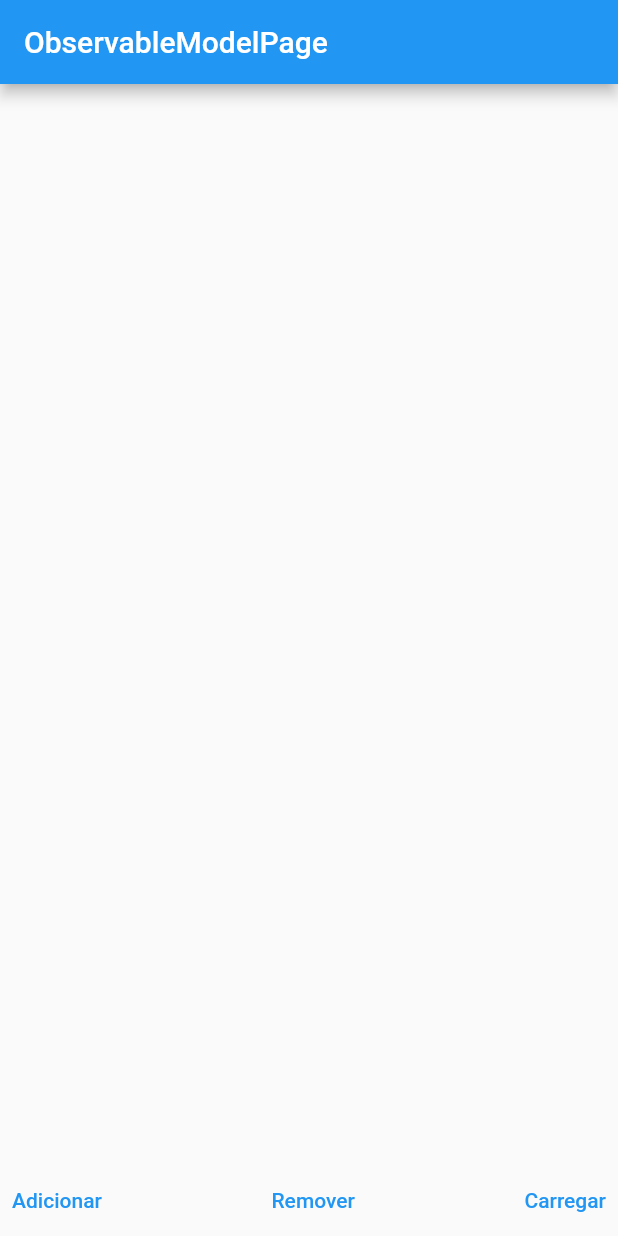
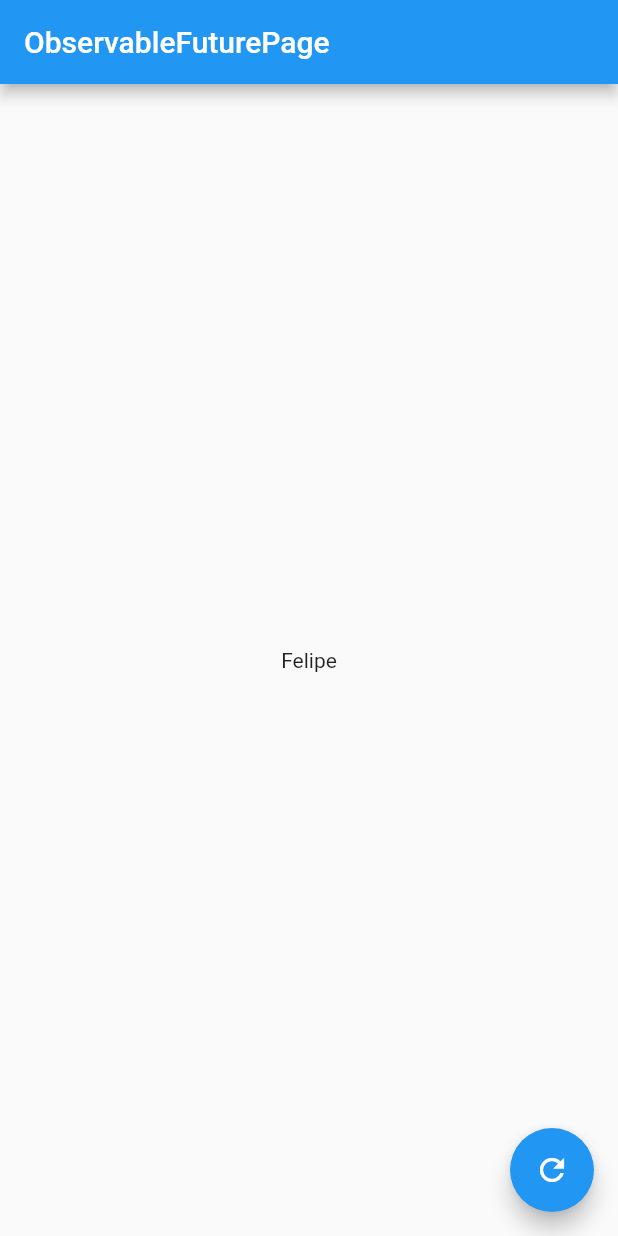
Before and after one commit to felipecastrosales/flutter_mobx_examples, a Flutter app: the screen it shows after launch, on a phone screen of 412 x 824 dp. Run offline on Flutter 3.47's test engine with Material 2 defaults, Android fonts, the phone set to English and light mode, and no system bars; our stand-ins replace currency_text_input_formatter, flutter_mobx, mobx, syncfusion_flutter_gauges; generated files the repository leaves out were written again.

Commit message:
ObservableFuture | Part 01

```diff
--- a/lib/main.dart
+++ b/lib/main.dart
@@ -4,7 +4,8 @@ import 'package:flutter/material.dart';
 // import 'counter_codegen/counter_codegen_page.dart';
 // import 'bmi/bmi_page.dart';
 // import 'observables/list/observable_list_page.dart';
-import 'observables_model/observable_model_page.dart';
+// import 'observables_model/observable_model_page.dart';
+import 'observable_future/future/observable_future_page.dart';
 
 void main() {
   runApp(const MyApp());
@@ -20,7 +21,7 @@ class MyApp extends StatelessWidget {
       theme: ThemeData(
         primarySwatch: Colors.blue,
       ),
-      home: const ObservableModelPage(),
+      home: const ObservableFuturePage(),
     );
   }
 }
--- /dev/null
+++ b/lib/observable_future/future/observable_future_controller.dart
@@ -0,0 +1,18 @@
+import 'package:mobx/mobx.dart';
+
+part 'observable_future_controller.g.dart';
+
+class ObservableFutureController = _ObservableFutureControllerBase
+    with _$ObservableFutureController;
+
+abstract class _ObservableFutureControllerBase with Store {
+  @observable
+  var nameFuture = Future.value('').asObservable();
+
+  Future<void> searchName() async {
+    nameFuture = Future.delayed(
+      const Duration(seconds: 3),
+      () => 'Felipe',
+    ).asObservable();
+  }
+}
--- /dev/null
+++ b/lib/observable_future/future/observable_future_page.dart
@@ -0,0 +1,64 @@
+import 'package:flutter/material.dart';
+
+import 'package:flutter_mobx/flutter_mobx.dart';
+
+import 'observable_future_controller.dart';
+
+class ObservableFuturePage extends StatefulWidget {
+  const ObservableFuturePage({Key? key}) : super(key: key);
+
+  @override
+  State<ObservableFuturePage> createState() => _ObservableFuturePageState();
+}
+
+class _ObservableFuturePageState extends State<ObservableFuturePage> {
+  final controller = ObservableFutureController();
+
+  @override
+  void initState() {
+    super.initState();
+    controller.searchName();
+  }
+
+  @override
+  Widget build(BuildContext context) {
+    return Scaffold(
+      appBar: AppBar(
+        title: const Text('ObservableFuturePage'),
+      ),
+      body: Observer(
+        builder: (_) {
+          return FutureBuilder<String>(
+            future: controller.nameFuture,
+            builder: (context, snapshot) {
+              switch (snapshot.connectionState) {
+                case ConnectionState.none:
+                  return const SizedBox.shrink();
+                case ConnectionState.waiting:
+                case ConnectionState.active:
+                  return const Center(
+                    child: CircularProgressIndicator(),
+                  );
+                case ConnectionState.done:
+                  if (snapshot.hasData) {
+                    return Center(
+                      child: Text(snapshot.requireData),
+                    );
+                  }
+                  return const Center(
+                    child: Text('Nome não encontrado'),
+                  );
+              }
+            },
+          );
+        },
+      ),
+      floatingActionButton: FloatingActionButton(
+        onPressed: () {
+          controller.searchName();
+        },
+        child: const Icon(Icons.refresh),
+      ),
+    );
+  }
+}
```
Also changed, not shown: lib/observable_future/future/observable_future_controller.g.dart (added).
